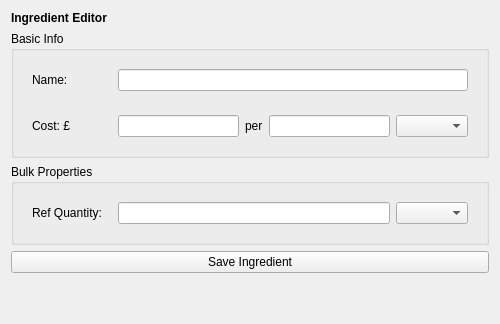
Qt form gui/ingredient_editor.ui (JamesAIzzard/codiet) before a commit.
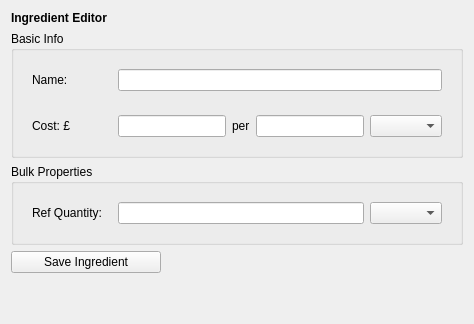
The same form after that commit.

```diff
--- a/gui/ingredient_editor.ui
+++ b/gui/ingredient_editor.ui
@@ -3,14 +3,14 @@
  <class>wg_ingredient_editor</class>
  <widget class="QWidget" name="wg_ingredient_editor">
   <property name="sizePolicy">
-   <sizepolicy hsizetype="Minimum" vsizetype="Preferred">
+   <sizepolicy hsizetype="Preferred" vsizetype="Preferred">
     <horstretch>0</horstretch>
     <verstretch>0</verstretch>
    </sizepolicy>
   </property>
   <property name="minimumSize">
    <size>
-    <width>500</width>
+    <width>0</width>
     <height>0</height>
    </size>
   </property>
@@ -208,6 +208,18 @@
    </item>
    <item>
     <widget class="QPushButton" name="btn_save_ingredient">
+     <property name="sizePolicy">
+      <sizepolicy hsizetype="Fixed" vsizetype="Fixed">
+       <horstretch>0</horstretch>
+       <verstretch>0</verstretch>
+      </sizepolicy>
+     </property>
+     <property name="minimumSize">
+      <size>
+       <width>150</width>
+       <height>0</height>
+      </size>
+     </property>
      <property name="text">
       <string>Save Ingredient</string>
      </property>
```
